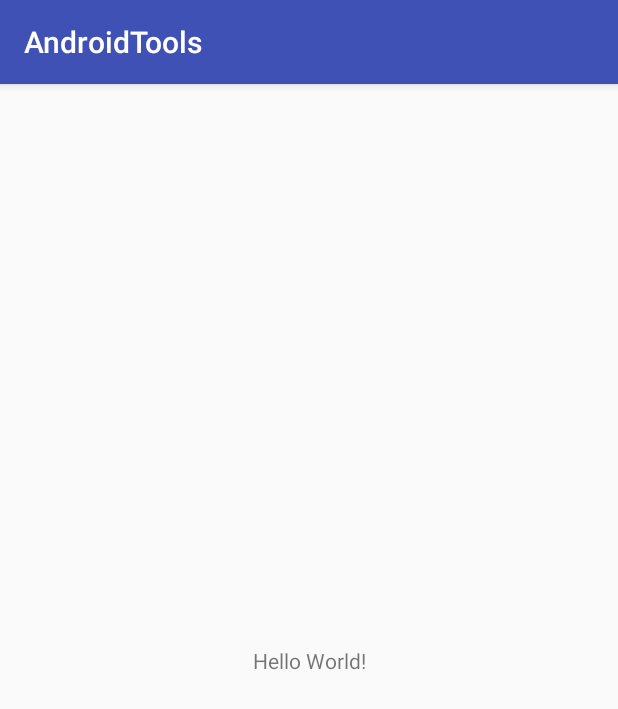
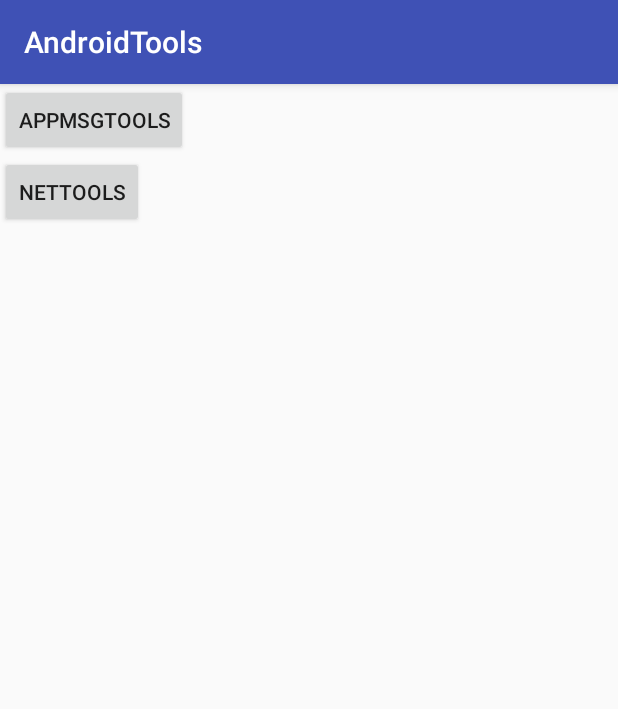
Before and after one commit to see99/HAndroid, an Android app: the screen it shows after launch (MainActivity), on a phone screen of 412 x 824 dp. Shown: the top 709 px of the screen. Run offline under Robolectric (Android 15) with nearby library versions, the phone set to English and light mode, and no system bars.

Commit message:
create NetTools Tools

```diff
--- a/app/src/main/AndroidManifest.xml
+++ b/app/src/main/AndroidManifest.xml
@@ -2,7 +2,9 @@
 <manifest xmlns:android="http://schemas.android.com/apk/res/android"
     package="top.buend.androidtools">
 
+    <uses-permission android:name="android.permission.ACCESS_NETWORK_STATE" />
     <application
+        android:name=".AppApplication"
         android:allowBackup="true"
         android:icon="@mipmap/ic_launcher"
         android:label="@string/app_name"
@@ -16,6 +18,9 @@
                 <category android:name="android.intent.category.LAUNCHER" />
             </intent-filter>
         </activity>
+        <activity android:name=".ToolsActivity" />
+        <activity android:name=".AppMsgToolsActivity" />
+        <activity android:name=".NetToolsActivity"></activity>
     </application>
 
 </manifest>
--- /dev/null
+++ b/app/src/main/java/top/buend/androidtools/AppApplication.java
@@ -0,0 +1,23 @@
+package top.buend.androidtools;
+
+import android.app.Activity;
+import android.app.Application;
+import android.os.Bundle;
+import android.widget.Toast;
+
+import top.buend.toolslibrary.Tools;
+
+/**
+ * Created by HDL
+ * email:1066609543@qq.com hao3tian5@gmail.com
+ * github:buend
+ */
+
+public class AppApplication extends Application {
+
+    @Override
+    public void onCreate() {
+        super.onCreate();
+        Tools.regist(this);
+    }
+}
--- a/app/src/main/java/top/buend/androidtools/MainActivity.java
+++ b/app/src/main/java/top/buend/androidtools/MainActivity.java
@@ -1,13 +1,35 @@
 package top.buend.androidtools;
 
+import android.content.Intent;
 import android.support.v7.app.AppCompatActivity;
 import android.os.Bundle;
+import android.view.View;
+import android.widget.Button;
 
-public class MainActivity extends AppCompatActivity {
+public class MainActivity extends AppCompatActivity implements View.OnClickListener {
+
+    private Button appMsgTools;
+    private Button netTools;
 
     @Override
     protected void onCreate(Bundle savedInstanceState) {
         super.onCreate(savedInstanceState);
         setContentView(R.layout.activity_main);
+        appMsgTools = (Button) findViewById(R.id.app_msg_tools);
+        netTools = (Button) findViewById(R.id.net_tools);
+        appMsgTools.setOnClickListener(this);
+        netTools.setOnClickListener(this);
+    }
+
+    @Override
+    public void onClick(View v) {
+        switch (v.getId()) {
+            case R.id.app_msg_tools:
+                startActivity(new Intent(this, AppMsgToolsActivity.class));
+                break;
+            case R.id.net_tools:
+                startActivity(new Intent(this, NetToolsActivity.class));
+                break;
+        }
     }
 }
--- a/app/src/main/res/layout/activity_main.xml
+++ b/app/src/main/res/layout/activity_main.xml
@@ -1,18 +1,24 @@
 <?xml version="1.0" encoding="utf-8"?>
-<android.support.constraint.ConstraintLayout xmlns:android="http://schemas.android.com/apk/res/android"
+<LinearLayout xmlns:android="http://schemas.android.com/apk/res/android"
     xmlns:app="http://schemas.android.com/apk/res-auto"
     xmlns:tools="http://schemas.android.com/tools"
     android:layout_width="match_parent"
     android:layout_height="match_parent"
+    android:orientation="vertical"
     tools:context="top.buend.androidtools.MainActivity">
 
-    <TextView
-        android:layout_width="wrap_content"
-        android:layout_height="wrap_content"
-        android:text="Hello World!"
-        app:layout_constraintBottom_toBottomOf="parent"
-        app:layout_constraintLeft_toLeftOf="parent"
-        app:layout_constraintRight_toRightOf="parent"
-        app:layout_constraintTop_toTopOf="parent" />
+<Button
+    android:layout_width="wrap_content"
+    android:layout_height="wrap_content"
+    android:text="AppMsgTools"
+    android:id="@+id/app_msg_tools"
+    />
 
-</android.support.constraint.ConstraintLayout>
+    <Button
+    android:layout_width="wrap_content"
+    android:layout_height="wrap_content"
+    android:text="NetTools"
+    android:id="@+id/net_tools"
+    />
+
+</LinearLayout>
--- a/toolslibrary/src/main/AndroidManifest.xml
+++ b/toolslibrary/src/main/AndroidManifest.xml
@@ -1,2 +1,4 @@
 <manifest xmlns:android="http://schemas.android.com/apk/res/android"
-    package="top.buend.toolslibrary" />
+    package="top.buend.toolslibrary" >
+
+</manifest>
--- a/toolslibrary/src/main/java/top/buend/toolslibrary/APPTools.java
+++ b/toolslibrary/src/main/java/top/buend/toolslibrary/AppMsgTools.java
@@ -7,7 +7,7 @@ import android.content.pm.PackageManager;
  * Created by hdl
  */
 
-public class APPTools {
+public class AppMsgTools {
 
 
     /**
--- /dev/null
+++ b/toolslibrary/src/main/java/top/buend/toolslibrary/Tools.java
@@ -0,0 +1,79 @@
+package top.buend.toolslibrary;
+
+import android.app.Activity;
+import android.app.Application;
+import android.os.Bundle;
+
+/**
+ * Created by HDL
+ * email:1066609543@qq.com hao3tian5@gmail.com
+ * github:buend
+ */
+
+public class Tools {
+
+    private static Application appInstace;
+    private static final Application.ActivityLifecycleCallbacks ACTIVITYLIFECYCLE = new ActivityLifecycleCallbacksImpl();
+
+    /**
+     * regist Tools & init
+     * @param app
+     */
+    public static void regist(Application app){
+        if(appInstace == null){
+            appInstace = app;
+            appInstace.registerActivityLifecycleCallbacks(ACTIVITYLIFECYCLE);
+        }
+
+    }
+
+    /**
+     * get ApplcationInstace
+     * @return
+     */
+    public static Application getAppInstace(){
+        if(appInstace == null){
+            throw  new RuntimeException("in Application regist Tools");
+        }
+        return appInstace;
+    }
+
+    static class ActivityLifecycleCallbacksImpl implements Application.ActivityLifecycleCallbacks{
+
+        @Override
+        public void onActivityCreated(Activity activity, Bundle bundle) {
+
+        }
+
+        @Override
+        public void onActivityStarted(Activity activity) {
+
+        }
+
+        @Override
+        public void onActivityResumed(Activity activity) {
+
+        }
+
+        @Override
+        public void onActivityPaused(Activity activity) {
+
+        }
+
+        @Override
+        public void onActivityStopped(Activity activity) {
+
+        }
+
+        @Override
+        public void onActivitySaveInstanceState(Activity activity, Bundle bundle) {
+
+        }
+
+        @Override
+        public void onActivityDestroyed(Activity activity) {
+
+        }
+    }
+
+}
```
Also changed, not shown: app/build.gradle (+5 -4 lines), app/src/main/java/top/buend/androidtools/AppMsgToolsActivity.java (added, +13 -0 lines), app/src/main/java/top/buend/androidtools/NetToolsActivity.java (added, +29 -0 lines), app/src/main/java/top/buend/androidtools/ToolsActivity.java (added, +13 -0 lines), app/src/main/res/layout/activity_app_msg_tools.xml (added, +9 -0 lines), app/src/main/res/layout/activity_net_tools.xml (added, +24 -0 lines), app/src/main/res/layout/activity_tools.xml (added, +9 -0 lines), toolslibrary/src/main/java/top/buend/toolslibrary/NetTools.java (added, +32 -0 lines), 1 other file.
